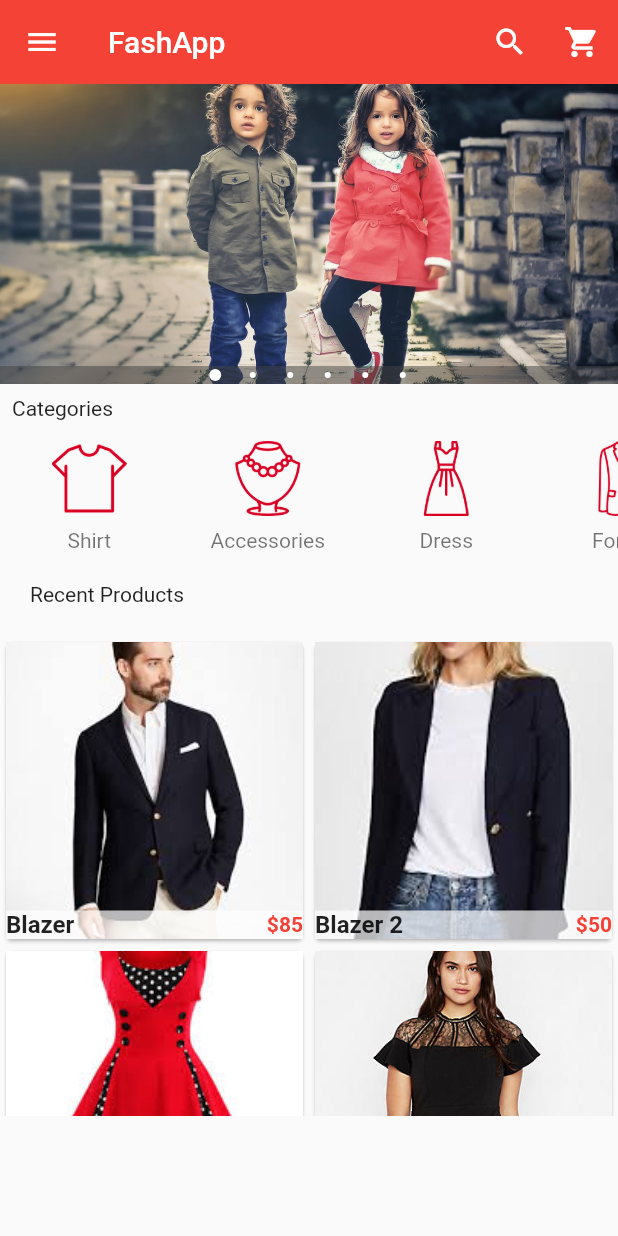
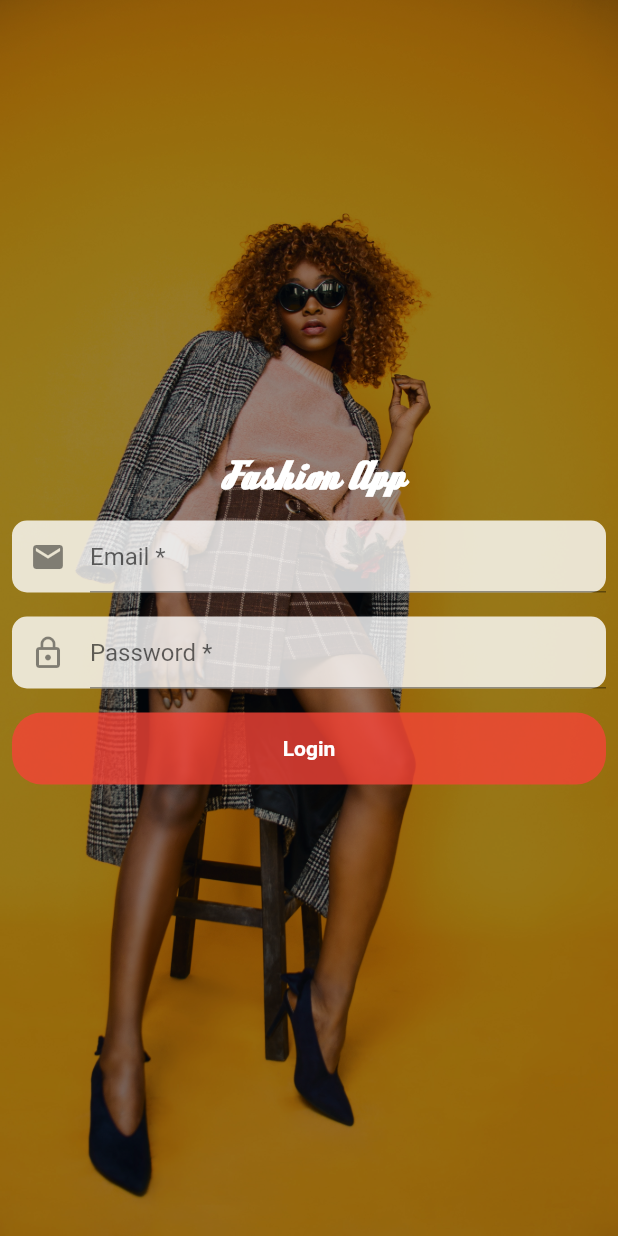
Before and after one commit to Latix/flutter_ecommerce, a Flutter app: the screen it shows after launch, on a phone screen of 412 x 824 dp. Run offline on Flutter 3.47's test engine with Material 2 defaults, Android fonts, the phone set to English and light mode, and no system bars; drawn by our look-alikes of carousel_pro.

Commit message:
Added Login Screen

```diff
--- a/lib/main.dart
+++ b/lib/main.dart
@@ -2,12 +2,13 @@ import 'package:flutter/material.dart';
 import './screens/product_details_screen.dart';
 import './screens/home_page_screen.dart';
 import './screens/cart_screen.dart';
+import './screens/login.dart';
 
 void main() {
   runApp(
     MaterialApp(
       debugShowCheckedModeBanner: false,
-      home: HomePageScreen(),
+      home: LoginScreen(),
       theme: ThemeData(
         primarySwatch: Colors.red,
         accentColor: Colors.redAccent,
--- a/lib/screens/home_page_screen.dart
+++ b/lib/screens/home_page_screen.dart
@@ -37,7 +37,7 @@ class _HomePageState extends State<HomePageScreen> {
         ],
       ),
       drawer: AppDrawer(),
-      body: ListView(
+      body: Column(
         children: <Widget>[
           // Image Carousel
           ImageCarousel(),
@@ -53,8 +53,7 @@ class _HomePageState extends State<HomePageScreen> {
             padding: const EdgeInsets.all(20.0),
             child: Text('Recent Products'),
           ),
-          Container(
-            height: 320,
+          Flexible(
             child: Products(),
           ),
         ],
--- /dev/null
+++ b/lib/screens/login.dart
@@ -0,0 +1,147 @@
+import 'package:flutter/material.dart';
+
+class LoginScreen extends StatefulWidget {
+  static const routeName = '/login';
+
+  @override
+  _LoginScreenState createState() => _LoginScreenState();
+}
+
+class _LoginScreenState extends State<LoginScreen> {
+  final _formKey = GlobalKey<FormState>();
+  TextEditingController _emailTextController = TextEditingController();
+  TextEditingController _passwordTextController = TextEditingController();
+
+  bool loading = false;
+  @override
+  Widget build(BuildContext context) {
+    return Scaffold(
+      body: Stack(
+        children: <Widget>[
+          Image.asset(
+            'images/back.jpg',
+            fit: BoxFit.cover,
+            width: double.infinity,
+            height: double.infinity,
+          ),
+          Container(
+            color: Colors.black.withOpacity(0.4),
+            width: double.infinity,
+            height: double.infinity,
+          ),
+          Container(
+            alignment: Alignment.center,
+            child: Center(
+              child: Form(
+                key: _formKey,
+                child: Column(
+                  mainAxisAlignment: MainAxisAlignment.center,
+                  children: <Widget>[
+                    Container(
+                        padding: EdgeInsets.all(8),
+                        child: Text(
+                      "Fashion App",
+                      style: TextStyle(
+                        color: Colors.white,
+                        fontSize: 25,
+                        fontWeight: FontWeight.bold,
+                        fontFamily: 'Deftone'
+                      ),
+                    )),
+                    Padding(
+                      padding: const EdgeInsets.all(8),
+                      child: Material(
+                        borderRadius: BorderRadius.circular(10.0),
+                        color: Colors.white.withOpacity(0.8),
+                        elevation: 0.0,
+                        child: Padding(
+                          padding: const EdgeInsets.only(left: 12.0),
+                          child: TextFormField(
+                            controller: _emailTextController,
+                            decoration: InputDecoration(
+                              hintText: "Email *",
+                              icon: Icon(Icons.email),
+                            ),
+                            // keyboardType: TextInputType.emailAddress,
+                            validator: (value) {
+                              if (value.isEmpty) {
+                                Pattern pattern =
+                                    r"^[a-zA-Z0-9.a-zA-Z0-9.!#$%&'*+-/=?^_`{|}~]+@[a-zA-Z0-9]+\.[a-zA-Z]+";
+                                RegExp regex = new RegExp(pattern);
+                                if (!regex.hasMatch(value))
+                                  return 'Please make sure your email address is valid';
+                                else
+                                  return null;
+                              }
+                            },
+                          ),
+                        ),
+                      ),
+                    ),
+                    Padding(
+                      padding: const EdgeInsets.all(8.0),
+                      child: Material(
+                        borderRadius: BorderRadius.circular(10.0),
+                        color: Colors.white.withOpacity(0.8),
+                        elevation: 0.0,
+                        child: Padding(
+                          padding: const EdgeInsets.only(left: 12.0),
+                          child: TextFormField(
+                            controller: _passwordTextController,
+                            decoration: InputDecoration(
+                              hintText: "Password *",
+                              icon: Icon(Icons.lock_outline),
+                            ),
+                            validator: (value) {
+                              if (value.isEmpty) {
+                                return "The password field cannot be empty";
+                              } else if (value.length < 6) {
+                                return "The password has to be at least 6 characters long";
+                              }
+                            },
+                          ),
+                        ),
+                      ),
+                    ),
+                    Padding(
+                      padding: const EdgeInsets.all(8.0),
+                      child: Material(
+                        borderRadius: BorderRadius.circular(20.0),
+                        color: Colors.red.withOpacity(0.8),
+                        elevation: 0.0,
+                        child: MaterialButton(
+                          onPressed: () {},
+                          minWidth: MediaQuery.of(context).size.width,
+                          child: Text(
+                            "Login",
+                            textAlign: TextAlign.center,
+                            style: TextStyle(
+                              color: Colors.white,
+                              fontWeight: FontWeight.bold,
+                            ),
+                          ),
+                        ),
+                      ),
+                    ),
+                  ],
+                ),
+              ),
+            ),
+          ),
+          Visibility(
+            visible: loading ?? false,
+            child: Center(
+              child: Container(
+                alignment: Alignment.center,
+                color: Colors.white.withOpacity(0.9),
+                child: CircularProgressIndicator(
+                  valueColor: AlwaysStoppedAnimation<Color>(Colors.red),
+                ),
+              ),
+            ),
+          ),
+        ],
+      ),
+    );
+  }
+}
--- a/lib/widgets/products.dart
+++ b/lib/widgets/products.dart
@@ -54,11 +54,14 @@ class _ProductsState extends State<Products> {
         gridDelegate:
             SliverGridDelegateWithFixedCrossAxisCount(crossAxisCount: 2),
         itemBuilder: (BuildContext ctx, int index) {
-          return SingleProduct(
-            productName: productList[index]['name'],
-            productPicture: productList[index]['picture'],
-            productOldPrice: productList[index]['old_price'],
-            productPrice: productList[index]['price'],
+          return Padding(
+            padding: const EdgeInsets.all(4.0),
+            child: SingleProduct(
+              productName: productList[index]['name'],
+              productPicture: productList[index]['picture'],
+              productOldPrice: productList[index]['old_price'],
+              productPrice: productList[index]['price'],
+            ),
           );
         },
       ),
```
Also changed, not shown: pubspec.yaml (+6 -30 lines), fonts/deftone.ttf (added), images/back.jpg (added), images/fash_logo.png (added).
